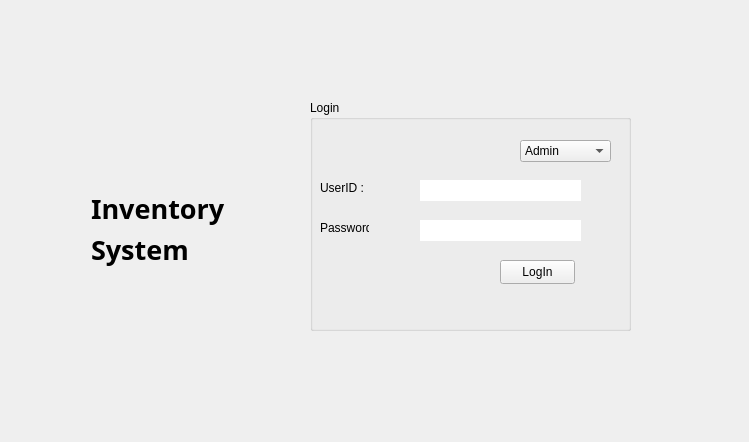
This is InventorySysytem-GUI/InventorySysytemGUI.ui in umerghafoor/Open-Inventory as Qt 5 draws it before an edit. The edited form follows.
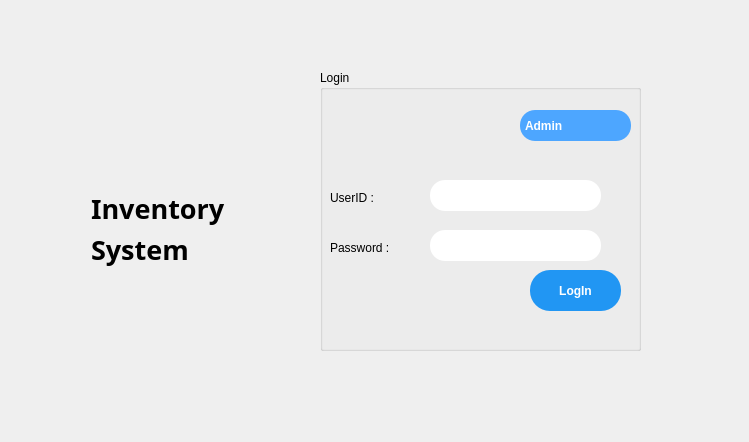
This is the edited form. Icons and pictures are not drawn.

The edit to the form file:
```diff
--- a/InventorySysytem-GUI/InventorySysytemGUI.ui
+++ b/InventorySysytem-GUI/InventorySysytemGUI.ui
@@ -20,10 +20,10 @@
    <widget class="QGroupBox" name="groupBox">
     <property name="geometry">
      <rect>
-      <x>310</x>
-      <y>100</y>
+      <x>320</x>
+      <y>70</y>
       <width>321</width>
-      <height>231</height>
+      <height>281</height>
      </rect>
     </property>
     <property name="title">
@@ -38,12 +38,77 @@
     <widget class="QComboBox" name="userType">
      <property name="geometry">
       <rect>
-       <x>210</x>
+       <x>200</x>
        <y>40</y>
-       <width>91</width>
-       <height>22</height>
+       <width>111</width>
+       <height>31</height>
       </rect>
      </property>
+     <property name="styleSheet">
+      <string notr="true">QComboBox {
+    background-color: #4da6ff;
+    border-radius: 15px;
+    padding: 5px;
+    color: #FFFFFF;
+    font-weight: bold;
+	text-align: center;
+}
+
+QComboBox::drop-down {
+    subcontrol-origin: padding;
+    subcontrol-position: top right;
+    width: 30px;
+    border-left-width: 0px;
+    border-top-right-radius: 20px;
+    border-bottom-right-radius: 20px;
+}
+
+QComboBox::down-arrow
+ {
+    image: url(icons/down-arrow.png);
+    width: 16px;
+    height: 16px;
+}
+
+QComboBox QAbstractItemView {
+    selection-background-color: transparent;
+    selection-color: white;
+    background-color: white;
+    border-radius: 15px;
+    padding: 5px;
+    color: black;
+    border: none;
+    outline: none;
+}
+
+QComboBox QAbstractItemView::item {
+    height: 30px;
+	
+}
+
+QComboBox QAbstractItemView::item:hover {
+    background-color: white;
+    border-radius: 15px;
+    font-weight: bold;
+    
+}
+
+QComboBox QAbstractItemView::item:selected {
+    border-radius: 15px;
+    color: #4da6ff;
+}
+
+QComboBox QAbstractItemView::item:focus {
+    background-color: transparent;
+    font-weight: bold;
+}
+
+QComboBox::focus 
+{
+    border: none;
+}
+</string>
+     </property>
      <item>
       <property name="text">
        <string>Admin</string>
@@ -64,11 +129,23 @@
      <property name="geometry">
       <rect>
        <x>110</x>
-       <y>80</y>
-       <width>161</width>
-       <height>21</height>
+       <y>110</y>
+       <width>171</width>
+       <height>31</height>
       </rect>
      </property>
+     <property name="styleSheet">
+      <string notr="true">QLineEdit {
+    border-radius: 15px;
+    background-color: white;
+    padding: 8px;
+	font-size: 16px;
+}
+
+QLineEdit:focus, QLineEdit:hover {
+    border: 1px solid #4da6ff;
+}</string>
+     </property>
      <property name="text">
       <string/>
      </property>
@@ -83,8 +160,8 @@
      <property name="geometry">
       <rect>
        <x>10</x>
-       <y>80</y>
-       <width>49</width>
+       <y>120</y>
+       <width>71</width>
        <height>16</height>
       </rect>
      </property>
@@ -96,8 +173,8 @@
      <property name="geometry">
       <rect>
        <x>10</x>
-       <y>120</y>
-       <width>49</width>
+       <y>170</y>
+       <width>81</width>
        <height>16</height>
       </rect>
      </property>
@@ -108,12 +185,30 @@
     <widget class="QPushButton" name="logIn_button">
      <property name="geometry">
       <rect>
-       <x>190</x>
-       <y>160</y>
-       <width>75</width>
-       <height>24</height>
+       <x>210</x>
+       <y>200</y>
+       <width>91</width>
+       <height>41</height>
       </rect>
      </property>
+     <property name="styleSheet">
+      <string notr="true">QPushButton {
+    background-color: #2196F3;
+    color: #FFFFFF;
+    border-radius: 20px;
+    padding: 10px 20px;
+    font-weight: bold;
+}
+
+QPushButton:hover {
+    background-color: #1976D2;
+}
+
+QPushButton:pressed {
+    background-color: #0D47A1;
+}
+</string>
+     </property>
      <property name="text">
       <string>LogIn</string>
      </property>
@@ -122,11 +217,23 @@
      <property name="geometry">
       <rect>
        <x>110</x>
-       <y>120</y>
-       <width>161</width>
-       <height>21</height>
+       <y>160</y>
+       <width>171</width>
+       <height>31</height>
       </rect>
      </property>
+     <property name="styleSheet">
+      <string notr="true">QLineEdit {
+    border-radius: 15px;
+    background-color: white;
+    padding: 8px;
+	font-size: 16px;
+}
+
+QLineEdit:focus, QLineEdit:hover {
+    border: 1px solid #4da6ff;
+}</string>
+     </property>
      <property name="text">
       <string/>
      </property>
@@ -143,8 +250,8 @@
     <widget class="QWidget" name="layoutWidget">
      <property name="geometry">
       <rect>
-       <x>70</x>
-       <y>200</y>
+       <x>50</x>
+       <y>250</y>
        <width>212</width>
        <height>22</height>
       </rect>
```
